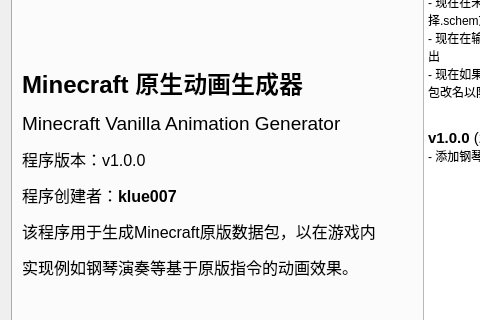
This is ui/main.ui in klue007/VanillaAnimationGenerator as Qt 5 draws it before an edit; both pictures show x 0 to 480 and y 119 to 439 of the 840 by 599 pixel window. The edited form follows.
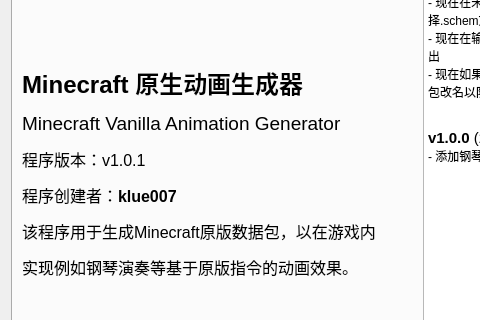
This is the edited form. The open tabs and pages were chosen to show the change.

Commit message: update version information in the app

Patch:
```diff
--- a/ui/main.ui
+++ b/ui/main.ui
@@ -900,7 +900,7 @@
             </sizepolicy>
            </property>
            <property name="text">
-            <string>&lt;html&gt;&lt;head/&gt;&lt;body&gt;&lt;p&gt;&lt;span style=&quot; font-size:18pt; font-weight:700;&quot;&gt;Minecraft 原生动画生成器&lt;/span&gt;&lt;/p&gt;&lt;p&gt;&lt;span style=&quot; font-size:14pt;&quot;&gt;Minecraft Vanilla Animation Generator&lt;/span&gt;&lt;/p&gt;&lt;p&gt;&lt;span style=&quot; font-size:12pt;&quot;&gt;程序版本：v1.0.0&lt;/span&gt;&lt;/p&gt;&lt;p&gt;&lt;span style=&quot; font-size:12pt;&quot;&gt;程序创建者：&lt;/span&gt;&lt;span style=&quot; font-size:12pt; font-weight:700;&quot;&gt;klue007&lt;/span&gt;&lt;/p&gt;&lt;p&gt;&lt;span style=&quot; font-size:12pt;&quot;&gt;该程序用于生成Minecraft原版数据包，以在游戏内&lt;/span&gt;&lt;/p&gt;&lt;p&gt;&lt;span style=&quot; font-size:12pt;&quot;&gt;实现例如钢琴演奏等基于原版指令的动画效果。&lt;/span&gt;&lt;/p&gt;&lt;p&gt;&lt;br/&gt;&lt;/p&gt;&lt;/body&gt;&lt;/html&gt;</string>
+            <string>&lt;html&gt;&lt;head/&gt;&lt;body&gt;&lt;p&gt;&lt;span style=&quot; font-size:18pt; font-weight:700;&quot;&gt;Minecraft 原生动画生成器&lt;/span&gt;&lt;/p&gt;&lt;p&gt;&lt;span style=&quot; font-size:14pt;&quot;&gt;Minecraft Vanilla Animation Generator&lt;/span&gt;&lt;/p&gt;&lt;p&gt;&lt;span style=&quot; font-size:12pt;&quot;&gt;程序版本：v1.0.1&lt;/span&gt;&lt;/p&gt;&lt;p&gt;&lt;span style=&quot; font-size:12pt;&quot;&gt;程序创建者：&lt;/span&gt;&lt;span style=&quot; font-size:12pt; font-weight:700;&quot;&gt;klue007&lt;/span&gt;&lt;/p&gt;&lt;p&gt;&lt;span style=&quot; font-size:12pt;&quot;&gt;该程序用于生成Minecraft原版数据包，以在游戏内&lt;/span&gt;&lt;/p&gt;&lt;p&gt;&lt;span style=&quot; font-size:12pt;&quot;&gt;实现例如钢琴演奏等基于原版指令的动画效果。&lt;/span&gt;&lt;/p&gt;&lt;p&gt;&lt;br/&gt;&lt;/p&gt;&lt;/body&gt;&lt;/html&gt;</string>
            </property>
           </widget>
          </item>
```
The commit also changes 1 other file.
